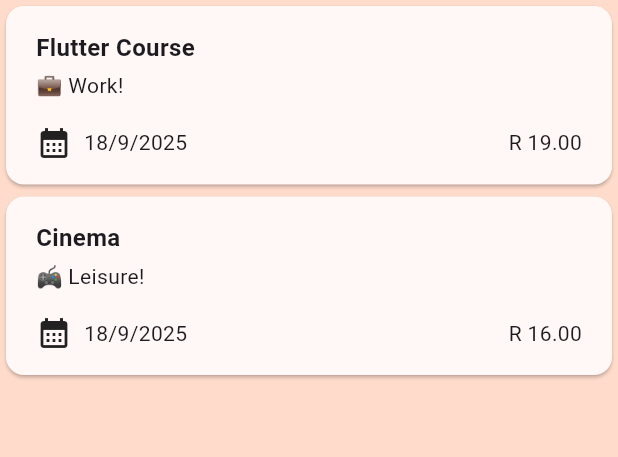
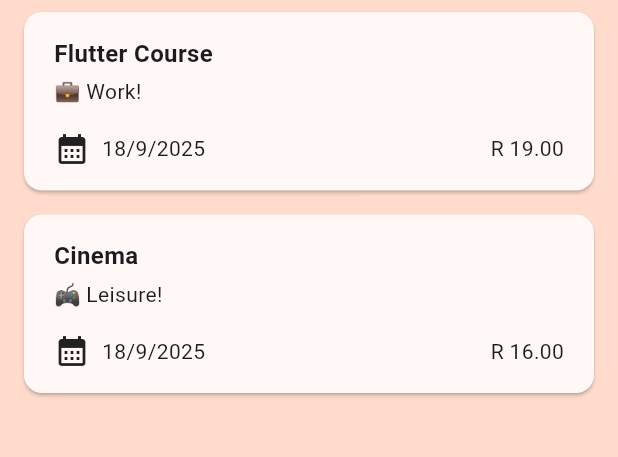
Before and after one commit to ChrisJoshRoberts/flutter-expense-tracker, a Flutter app: the screen it shows after launch, on a phone screen of 412 x 824 dp, the part 114-571 px from its top. Run offline on Flutter 3.47's test engine with Material 3 defaults, Android fonts, the phone set to English and light mode, and no system bars.

Commit message:
updating styles

```diff
--- a/lib/main.dart
+++ b/lib/main.dart
@@ -15,10 +15,8 @@ void main() {
           backgroundColor: kColorScheme.primary,
           foregroundColor: kColorScheme.onPrimary,
         ),
-        cardTheme: CardThemeData().copyWith(
-          color: kColorScheme.surfaceBright,
-        )
+        cardTheme: CardThemeData().copyWith(color: kColorScheme.surfaceBright),
+      ),
     ),
-  ),
   );
 }
--- a/lib/widgets/expenses_list/expense_item.dart
+++ b/lib/widgets/expenses_list/expense_item.dart
@@ -8,6 +8,7 @@ class ExpenseItem extends StatelessWidget {
   @override
   Widget build(context) {
     return Card(
+      margin: EdgeInsets.symmetric(vertical: 8),
       child: Padding(
         padding: const EdgeInsets.symmetric(horizontal: 20, vertical: 16),
         child: Column(
--- a/lib/widgets/expenses_list/expenses_list.dart
+++ b/lib/widgets/expenses_list/expenses_list.dart
@@ -10,14 +10,25 @@ class ExpensesList extends StatelessWidget {
   @override
   Widget build(context) {
     return ListView.builder(
+      padding: EdgeInsets.symmetric(horizontal: 16),
       itemCount: expenses.length,
       itemBuilder: (context, index) {
         return Dismissible(
+          background: Container(
+            decoration: BoxDecoration(
+              color: Theme.of(context).colorScheme.error.withAlpha(150),
+              borderRadius: BorderRadius.circular(16), // Adjust radius here
+            ),
+            alignment: Alignment.centerRight,
+            padding: EdgeInsets.only(right: 20),
+            child: Icon(Icons.delete, color: Colors.white, size: 40),
+          ),
           key: ValueKey(expenses[index]),
           onDismissed: (direction) {
             onRemoveExpense(expenses[index]);
           },
-          child: ExpenseItem(expenses[index]));
+          child: ExpenseItem(expenses[index]),
+        );
       },
     );
   }
```
